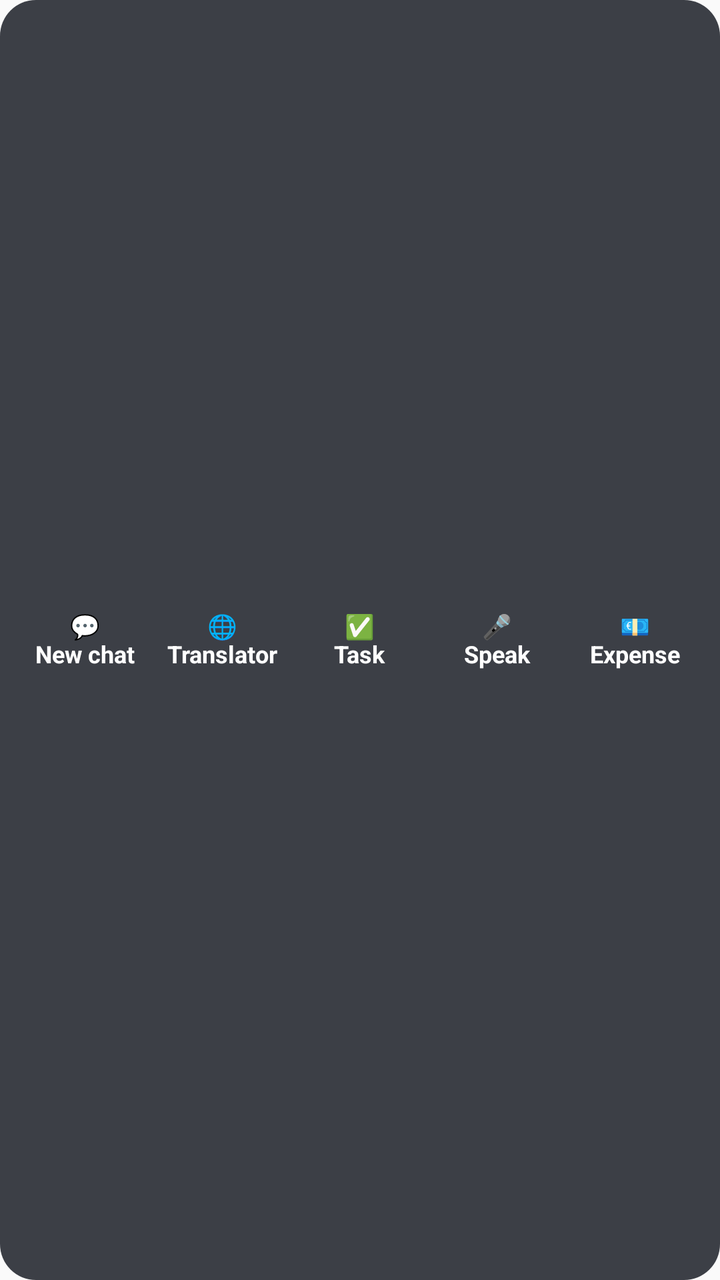
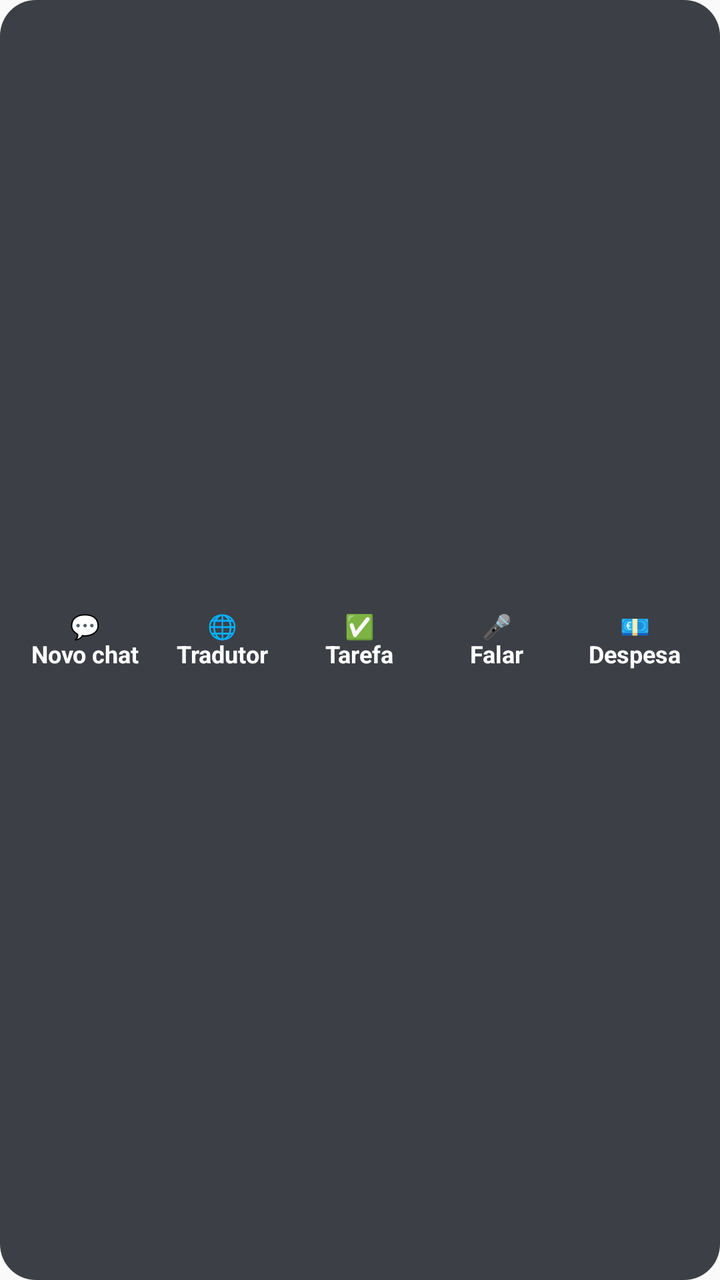

Before-and-after screenshots of an Android layout around one commit, followed by the original layout XML and the change that was made.
<!-- AndroidManifest.xml: application theme AppTheme -->
<!-- res/layout/widget_shortcuts.xml -->
<?xml version="1.0" encoding="utf-8"?>
<LinearLayout xmlns:android="http://schemas.android.com/apk/res/android"
    android:layout_width="match_parent"
    android:layout_height="match_parent"
    android:orientation="horizontal"
    android:padding="8dp"
    android:gravity="center"
    android:background="@drawable/widget_bg">
    <TextView
        android:id="@+id/s_chat"
        android:layout_width="0dp"
        android:layout_height="match_parent"
        android:layout_weight="1"
        android:gravity="center"
        android:text="@string/w_sc_chat"
        android:textColor="#FFFFFF"
        android:textSize="12sp"
        android:textStyle="bold" />
    <TextView
        android:id="@+id/s_translate"
        android:layout_width="0dp"
        android:layout_height="match_parent"
        android:layout_weight="1"
        android:gravity="center"
        android:text="@string/w_sc_translate"
        android:textColor="#FFFFFF"
        android:textSize="12sp"
        android:textStyle="bold" />
    <TextView
        android:id="@+id/s_task"
        android:layout_width="0dp"
        android:layout_height="match_parent"
        android:layout_weight="1"
        android:gravity="center"
        android:text="@string/w_sc_task"
        android:textColor="#FFFFFF"
        android:textSize="12sp"
        android:textStyle="bold" />
    <TextView
        android:id="@+id/s_voice"
        android:layout_width="0dp"
        android:layout_height="match_parent"
        android:layout_weight="1"
        android:gravity="center"
        android:text="@string/w_sc_speak"
        android:textColor="#FFFFFF"
        android:textSize="12sp"
        android:textStyle="bold" />
    <TextView
        android:id="@+id/s_expense"
        android:layout_width="0dp"
        android:layout_height="match_parent"
        android:layout_weight="1"
        android:gravity="center"
        android:text="@string/w_sc_expense"
        android:textColor="#FFFFFF"
        android:textSize="12sp"
        android:textStyle="bold" />
</LinearLayout>
<!-- resources referenced by this layout -->
<resources>
  <!-- drawable widget_bg (drawable) -->
  <?xml version="1.0" encoding="utf-8"?>
  <shape xmlns:android="http://schemas.android.com/apk/res/android" android:shape="rectangle">
      <solid android:color="#E6282C34" />
      <corners android:radius="18dp" />
  </shape>
  <string name="w_sc_chat">💬\nNew chat</string>
  <string name="w_sc_expense">💶\nExpense</string>
  <string name="w_sc_speak">🎤\nSpeak</string>
  <string name="w_sc_task">✅\nTask</string>
  <string name="w_sc_translate">🌐\nTranslator</string>
  <style name="AppTheme" parent="Theme.AppCompat.Light.DarkActionBar">
          
          <item name="colorPrimary">@color/colorPrimary</item>
          <item name="colorPrimaryDark">@color/colorPrimaryDark</item>
          <item name="colorAccent">@color/colorAccent</item>
      </style>
</resources>

<!-- the commit's change to res/layout/widget_shortcuts.xml (unified diff, before → after) -->
@@ -12,7 +12,7 @@
         android:layout_height="match_parent"
         android:layout_weight="1"
         android:gravity="center"
-        android:text="@string/w_sc_chat"
+        android:text="💬\nNovo chat"
         android:textColor="#FFFFFF"
         android:textSize="12sp"
         android:textStyle="bold" />
@@ -22,7 +22,7 @@
         android:layout_height="match_parent"
         android:layout_weight="1"
         android:gravity="center"
-        android:text="@string/w_sc_translate"
+        android:text="🌐\nTradutor"
         android:textColor="#FFFFFF"
         android:textSize="12sp"
         android:textStyle="bold" />
@@ -32,7 +32,7 @@
         android:layout_height="match_parent"
         android:layout_weight="1"
         android:gravity="center"
-        android:text="@string/w_sc_task"
+        android:text="✅\nTarefa"
         android:textColor="#FFFFFF"
         android:textSize="12sp"
         android:textStyle="bold" />
@@ -42,7 +42,7 @@
         android:layout_height="match_parent"
         android:layout_weight="1"
         android:gravity="center"
-        android:text="@string/w_sc_speak"
+        android:text="🎤\nFalar"
         android:textColor="#FFFFFF"
         android:textSize="12sp"
         android:textStyle="bold" />
@@ -52,7 +52,7 @@
         android:layout_height="match_parent"
         android:layout_weight="1"
         android:gravity="center"
-        android:text="@string/w_sc_expense"
+        android:text="💶\nDespesa"
         android:textColor="#FFFFFF"
         android:textSize="12sp"
         android:textStyle="bold" />
<!-- resource entries referenced after the edit -->
@@ -6,11 +6,6 @@
       <solid android:color="#E6282C34" />
       <corners android:radius="18dp" />
   </shape>
-  <string name="w_sc_chat">💬\nNew chat</string>
-  <string name="w_sc_expense">💶\nExpense</string>
-  <string name="w_sc_speak">🎤\nSpeak</string>
-  <string name="w_sc_task">✅\nTask</string>
-  <string name="w_sc_translate">🌐\nTranslator</string>
   <style name="AppTheme" parent="Theme.AppCompat.Light.DarkActionBar">
           
           <item name="colorPrimary">@color/colorPrimary</item>
